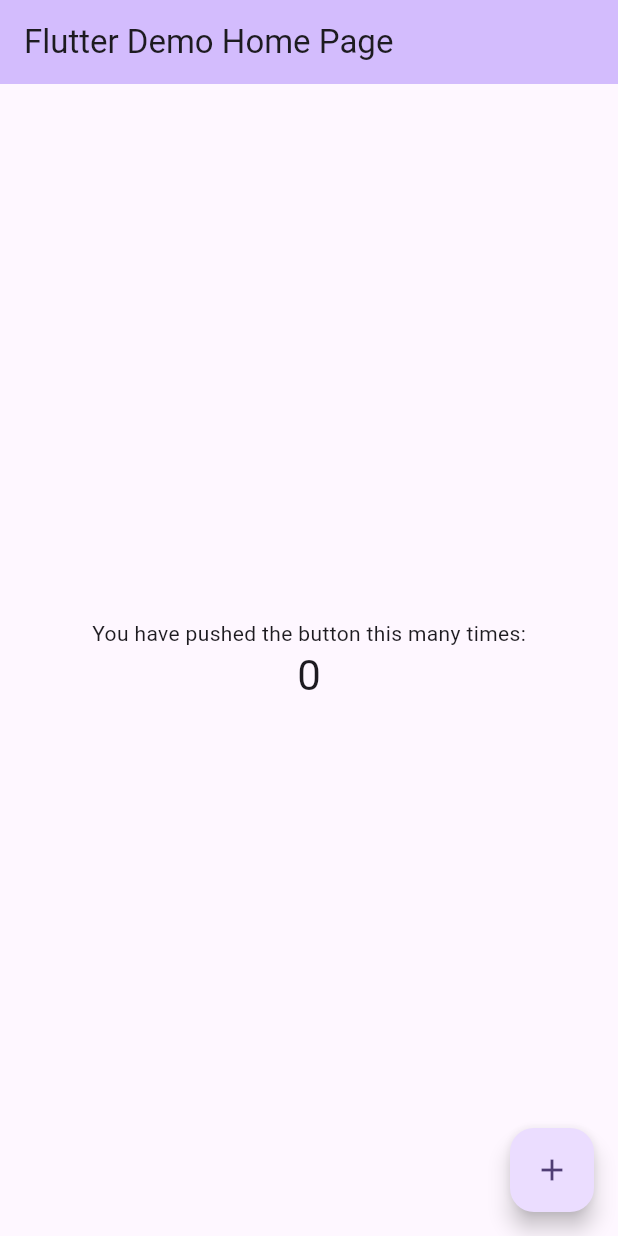
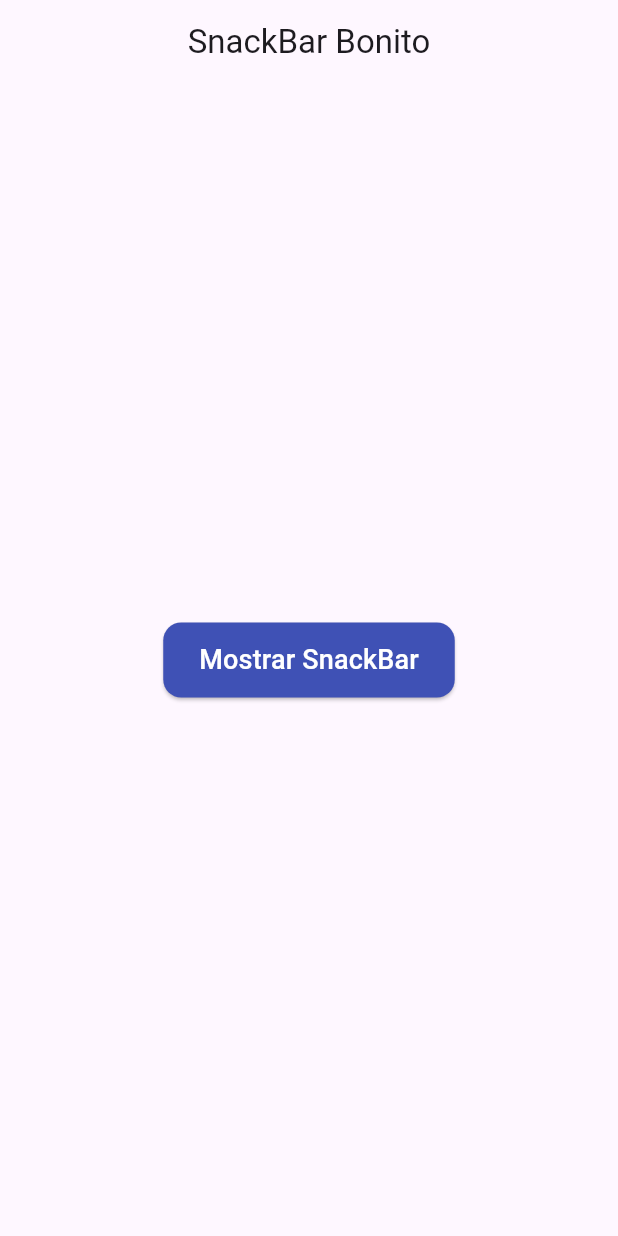
Before and after one commit to ArcelioMM/Flutter_projects, a Flutter app: the screen it shows after launch, on a phone screen of 412 x 824 dp. Run offline on Flutter 3.47's test engine with Material 3 defaults, Android fonts, the phone set to English and light mode, and no system bars.

Commit message:
Mi primer fkn commit brrrrrrrrrrrrrrrr

```diff
--- a/mi_app_2/lib/main.dart
+++ b/mi_app_2/lib/main.dart
@@ -7,115 +7,66 @@ void main() {
 class MyApp extends StatelessWidget {
   const MyApp({super.key});
 
-  // This widget is the root of your application.
   @override
   Widget build(BuildContext context) {
     return MaterialApp(
-      title: 'Flutter Demo',
+      title: 'SnackBar Demo',
       theme: ThemeData(
-        // This is the theme of your application.
-        //
-        // TRY THIS: Try running your application with "flutter run". You'll see
-        // the application has a purple toolbar. Then, without quitting the app,
-        // try changing the seedColor in the colorScheme below to Colors.green
-        // and then invoke "hot reload" (save your changes or press the "hot
-        // reload" button in a Flutter-supported IDE, or press "r" if you used
-        // the command line to start the app).
-        //
-        // Notice that the counter didn't reset back to zero; the application
-        // state is not lost during the reload. To reset the state, use hot
-        // restart instead.
-        //
-        // This works for code too, not just values: Most code changes can be
-        // tested with just a hot reload.
-        colorScheme: .fromSeed(seedColor: Colors.deepPurple),
+        primarySwatch: Colors.indigo,
       ),
-      home: const MyHomePage(title: 'Flutter Demo Home Page'),
+      home: const HomePage(),
     );
   }
 }
 
-class MyHomePage extends StatefulWidget {
-  const MyHomePage({super.key, required this.title});
-
-  // This widget is the home page of your application. It is stateful, meaning
-  // that it has a State object (defined below) that contains fields that affect
-  // how it looks.
-
-  // This class is the configuration for the state. It holds the values (in this
-  // case the title) provided by the parent (in this case the App widget) and
-  // used by the build method of the State. Fields in a Widget subclass are
-  // always marked "final".
-
-  final String title;
-
-  @override
-  State<MyHomePage> createState() => _MyHomePageState();
-}
-
-class _MyHomePageState extends State<MyHomePage> {
-  int _counter = 0;
-
-  void _incrementCounter() {
-    setState(() {
-      // This call to setState tells the Flutter framework that something has
-      // changed in this State, which causes it to rerun the build method below
-      // so that the display can reflect the updated values. If we changed
-      // _counter without calling setState(), then the build method would not be
-      // called again, and so nothing would appear to happen.
-      _counter++;
-    });
-  }
+class HomePage extends StatelessWidget {
+  const HomePage({super.key});
 
   @override
   Widget build(BuildContext context) {
-    // This method is rerun every time setState is called, for instance as done
-    // by the _incrementCounter method above.
-    //
-    // The Flutter framework has been optimized to make rerunning build methods
-    // fast, so that you can just rebuild anything that needs updating rather
-    // than having to individually change instances of widgets.
     return Scaffold(
       appBar: AppBar(
-        // TRY THIS: Try changing the color here to a specific color (to
-        // Colors.amber, perhaps?) and trigger a hot reload to see the AppBar
-        // change color while the other colors stay the same.
-        backgroundColor: Theme.of(context).colorScheme.inversePrimary,
-        // Here we take the value from the MyHomePage object that was created by
-        // the App.build method, and use it to set our appbar title.
-        title: Text(widget.title),
+        title: const Text('SnackBar Bonito'),
+        centerTitle: true,
       ),
       body: Center(
-        // Center is a layout widget. It takes a single child and positions it
-        // in the middle of the parent.
-        child: Column(
-          // Column is also a layout widget. It takes a list of children and
-          // arranges them vertically. By default, it sizes itself to fit its
-          // children horizontally, and tries to be as tall as its parent.
-          //
-          // Column has various properties to control how it sizes itself and
-          // how it positions its children. Here we use mainAxisAlignment to
-          // center the children vertically; the main axis here is the vertical
-          // axis because Columns are vertical (the cross axis would be
-          // horizontal).
-          //
-          // TRY THIS: Invoke "debug painting" (choose the "Toggle Debug Paint"
-          // action in the IDE, or press "p" in the console), to see the
-          // wireframe for each widget.
-          mainAxisAlignment: .center,
-          children: [
-            const Text('You have pushed the button this many times:'),
-            Text(
-              '$_counter',
-              style: Theme.of(context).textTheme.headlineMedium,
+        child: ElevatedButton(
+          style: ElevatedButton.styleFrom(
+            backgroundColor: Colors.indigo,
+            padding: const EdgeInsets.symmetric(horizontal: 24, vertical: 12),
+            shape: RoundedRectangleBorder(
+              borderRadius: BorderRadius.circular(12),
             ),
-          ],
+          ),
+          onPressed: () {
+            final snackBar = SnackBar(
+              content: const Text(
+                '¡Hola! Este es un SnackBar estilizado 😎',
+                style: TextStyle(fontSize: 16, fontWeight: FontWeight.w500),
+              ),
+              backgroundColor: Colors.indigo.shade400,
+              behavior: SnackBarBehavior.floating,
+              margin: const EdgeInsets.all(16),
+              shape: RoundedRectangleBorder(
+                borderRadius: BorderRadius.circular(12),
+              ),
+              duration: const Duration(seconds: 3),
+              action: SnackBarAction(
+                label: 'Cerrar',
+                textColor: Colors.yellowAccent,
+                onPressed: () {
+                  // Acción al presionar "Cerrar"
+                },
+              ),
+            );
+
+            ScaffoldMessenger.of(context).showSnackBar(snackBar);
+          },
+          child: const Text(
+            'Mostrar SnackBar',
+            style: TextStyle(fontSize: 18, color: Colors.white),
+          ),
         ),
-      ),
-      floatingActionButton: FloatingActionButton(
-        onPressed: _incrementCounter,
-        tooltip: 'Increment',
-        child: const Icon(Icons.add),
       ),
     );
   }
```
